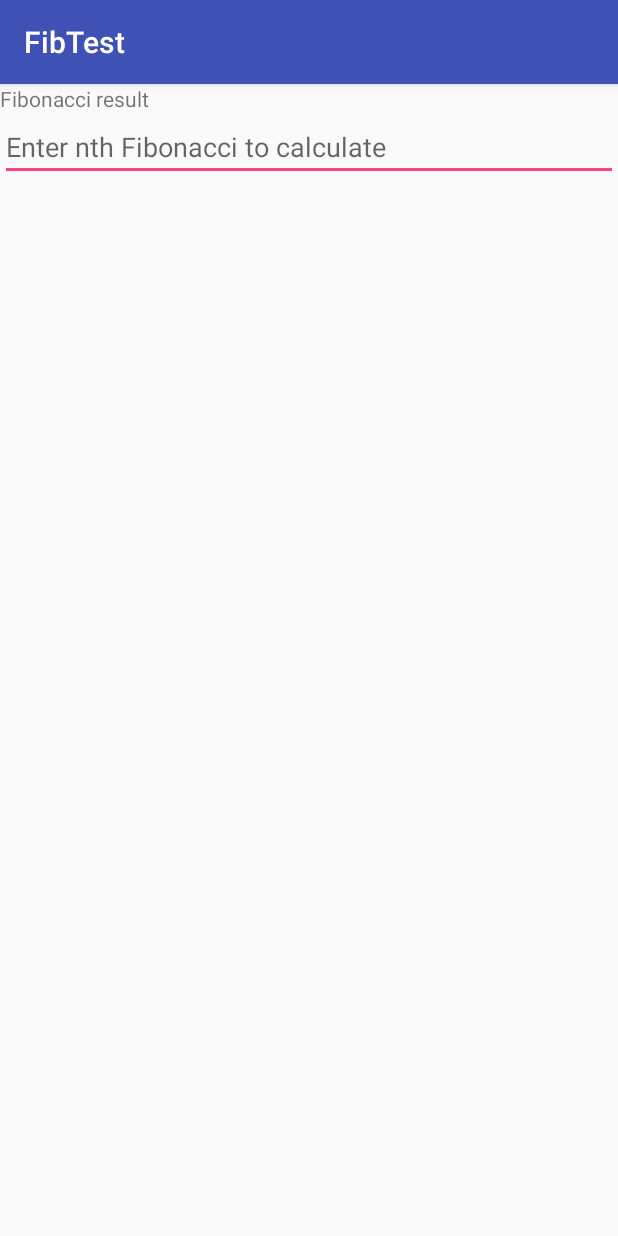
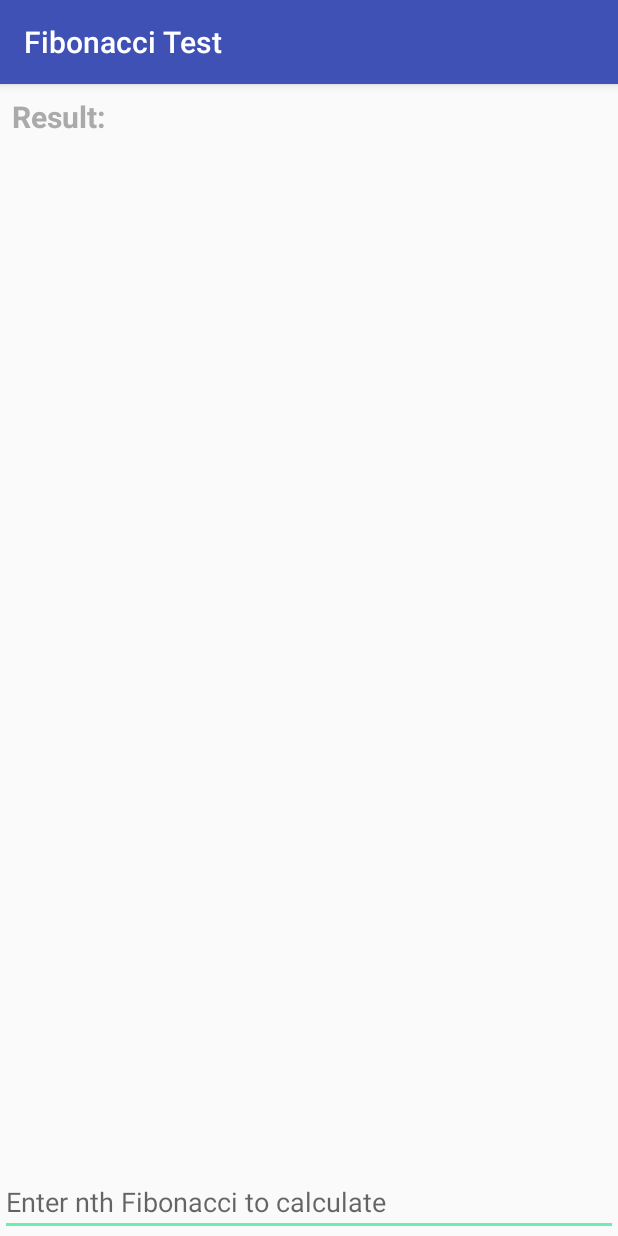
Before and after one commit to Emoogan/FibTest, an Android app: the screen it shows after launch (MainActivity), on a phone screen of 412 x 824 dp. Run offline under Robolectric (Android 15) with nearby library versions, the phone set to English and light mode, and no system bars.

Commit message:
Second Version
Added extra checks and small extra usability

```diff
--- a/app/src/main/AndroidManifest.xml
+++ b/app/src/main/AndroidManifest.xml
@@ -6,7 +6,7 @@
         android:allowBackup="true"
         android:icon="@mipmap/ic_launcher"
         android:label="@string/app_name"
-        android:roundIcon="@mipmap/ic_launcher_round"
+        android:roundIcon="@mipmap/ic_launcher"
         android:supportsRtl="true"
         android:theme="@style/AppTheme">
         <activity android:name=".MainActivity">
--- a/app/src/main/java/com/example/lumpy/fibtest/MainActivity.java
+++ b/app/src/main/java/com/example/lumpy/fibtest/MainActivity.java
@@ -1,9 +1,13 @@
 package com.example.lumpy.fibtest;
 
+import android.content.Context;
 import android.os.Bundle;
 import android.support.v7.app.AppCompatActivity;
+import android.text.method.ScrollingMovementMethod;
 import android.view.KeyEvent;
+import android.view.View;
 import android.view.inputmethod.EditorInfo;
+import android.view.inputmethod.InputMethodManager;
 import android.widget.EditText;
 import android.widget.TextView;
 import android.widget.Toast;
@@ -17,14 +21,34 @@ public class MainActivity extends AppCompatActivity {
         super.onCreate(savedInstanceState);
         setContentView(R.layout.activity_main);
 
-        EditText editText = (EditText) findViewById(R.id.fibonacciToCalculate);
+        TextView resultTextView = (TextView) findViewById(R.id.fibonacciResult);
+        resultTextView.setMovementMethod(new ScrollingMovementMethod());
+
+        final EditText editText = (EditText) findViewById(R.id.fibonacciToCalculate);
+
+
+        //Clear previous input
+        editText.setOnClickListener(new View.OnClickListener() {
+            @Override
+            public void onClick(View v) {
+                editText.setText("");
+            }
+        });
 
         editText.setOnEditorActionListener(new TextView.OnEditorActionListener() {
             @Override
             public boolean onEditorAction(TextView v, int actionId, KeyEvent event) {
+                //Check if the done button has been pressed
                 if (actionId == EditorInfo.IME_ACTION_DONE) {
+
                     displayFibonacci(calculateFibonacci());
-                    /**TODO: Add clearing and redoing the calculation*/
+
+                    //Removes keyboard after number is entered
+                    View view = MainActivity.this.getCurrentFocus();
+                    if (view != null) {
+                        InputMethodManager imm = (InputMethodManager) getSystemService(Context.INPUT_METHOD_SERVICE);
+                        imm.hideSoftInputFromWindow(view.getWindowToken(), 0);
+                    }
                     return true;
                 }
                 return false;
@@ -33,36 +57,44 @@ public class MainActivity extends AppCompatActivity {
 
     }
 
-    private BigInteger calculateFibonacci()
-    {
+    //Calculates the Fibonacci value
+    private BigInteger calculateFibonacci() {
         //Really slow version of fib
         EditText editText = (EditText) findViewById(R.id.fibonacciToCalculate);
 
         //Check integer values with try catch
         try {
-            int nthFib =  Integer.parseInt(editText.getText().toString());
+            int nthFib = Integer.parseInt(editText.getText().toString());
+
+            //Start Calculation time
+            long startTime = System.nanoTime();
+
+            //Begin algorithm
             BigInteger a = BigInteger.ZERO;
             BigInteger b = BigInteger.ONE;
+            BigInteger c = BigInteger.ZERO;
 
             for (int i = 0; i < nthFib; i++) {
-                BigInteger c = a.add(b);
+                c = a.add(b);
                 a = b;
                 b = c;
             }
+
+            //Show Calculation time
+            long totalTime = (System.nanoTime() - startTime) / 1000000;
+            Toast.makeText(MainActivity.this, "Calculation took " + totalTime + "ms", Toast.LENGTH_LONG).show();
+
             return a;
-            /**TODO: Add focus change to remove keyboard
-             * */
-
 
         } catch (NumberFormatException e) {
-            Toast.makeText(this,"Number is too large to handle or in an incorrect format", Toast.LENGTH_SHORT).show();
+            Toast.makeText(this, "Number is too large to handle or in an incorrect format", Toast.LENGTH_SHORT).show();
             return BigInteger.ZERO;
         }
 
     }
 
-    //small helper function for
-    private void displayFibonacci(BigInteger nthFibonacci){
+    //small helper function for displaying result
+    private void displayFibonacci(BigInteger nthFibonacci) {
         TextView resultTextView = (TextView) findViewById(
                 R.id.fibonacciResult);
         resultTextView.setText("" + nthFibonacci);
--- a/app/src/main/res/layout/activity_main.xml
+++ b/app/src/main/res/layout/activity_main.xml
@@ -1,26 +1,35 @@
 <?xml version="1.0" encoding="utf-8"?>
-<LinearLayout
-    xmlns:android="http://schemas.android.com/apk/res/android"
+<LinearLayout xmlns:android="http://schemas.android.com/apk/res/android"
     xmlns:tools="http://schemas.android.com/tools"
     android:layout_width="match_parent"
     android:layout_height="match_parent"
     android:orientation="vertical"
     tools:context="com.example.lumpy.fibtest.MainActivity">
 
+    <TextView
+        android:layout_width="match_parent"
+        android:layout_height="wrap_content"
+        android:padding="8dp"
+        android:text="Result:"
+        android:textColor="@android:color/darker_gray"
+        android:textSize="20sp"
+        android:textStyle="bold" />
 
-
+    <!--Make a scrollable view-->
     <TextView
         android:id="@+id/fibonacciResult"
-        android:layout_width="wrap_content"
-        android:layout_height="wrap_content"
-        android:text="Fibonacci result" />
+        android:layout_width="match_parent"
+        android:layout_height="0dp"
+        android:layout_weight="1"
+        android:scrollbars="vertical" />
 
     <EditText
         android:id="@+id/fibonacciToCalculate"
         android:layout_width="match_parent"
         android:layout_height="wrap_content"
         android:hint="Enter nth Fibonacci to calculate"
+        android:imeOptions="actionDone"
         android:inputType="number"
-        android:imeOptions="actionDone"/>
+        android:onClick="clear" />
 
 </LinearLayout>
--- a/app/src/main/res/values/colors.xml
+++ b/app/src/main/res/values/colors.xml
@@ -2,5 +2,5 @@
 <resources>
     <color name="colorPrimary">#3F51B5</color>
     <color name="colorPrimaryDark">#303F9F</color>
-    <color name="colorAccent">#FF4081</color>
+    <color name="colorAccent">#69f0ae</color>
 </resources>
--- a/app/src/main/res/values/strings.xml
+++ b/app/src/main/res/values/strings.xml
@@ -1,3 +1,3 @@
 <resources>
-    <string name="app_name">FibTest</string>
+    <string name="app_name">Fibonacci Test</string>
 </resources>
```
Also changed, not shown: app/src/main/res/mipmap-hdpi/ic_launcher.png, app/src/main/res/mipmap-hdpi/ic_launcher_round.png (deleted), app/src/main/res/mipmap-mdpi/ic_launcher.png, app/src/main/res/mipmap-mdpi/ic_launcher_round.png (deleted), app/src/main/res/mipmap-xhdpi/ic_launcher.png, app/src/main/res/mipmap-xhdpi/ic_launcher_round.png (deleted), app/src/main/res/mipmap-xxhdpi/ic_launcher.png, app/src/main/res/mipmap-xxhdpi/ic_launcher_round.png (deleted), app/src/main/res/mipmap-xxxhdpi/ic_launcher.png, app/src/main/res/mipmap-xxxhdpi/ic_launcher_round.png (deleted), app/src/main/web_hi_res_512.png (added).
